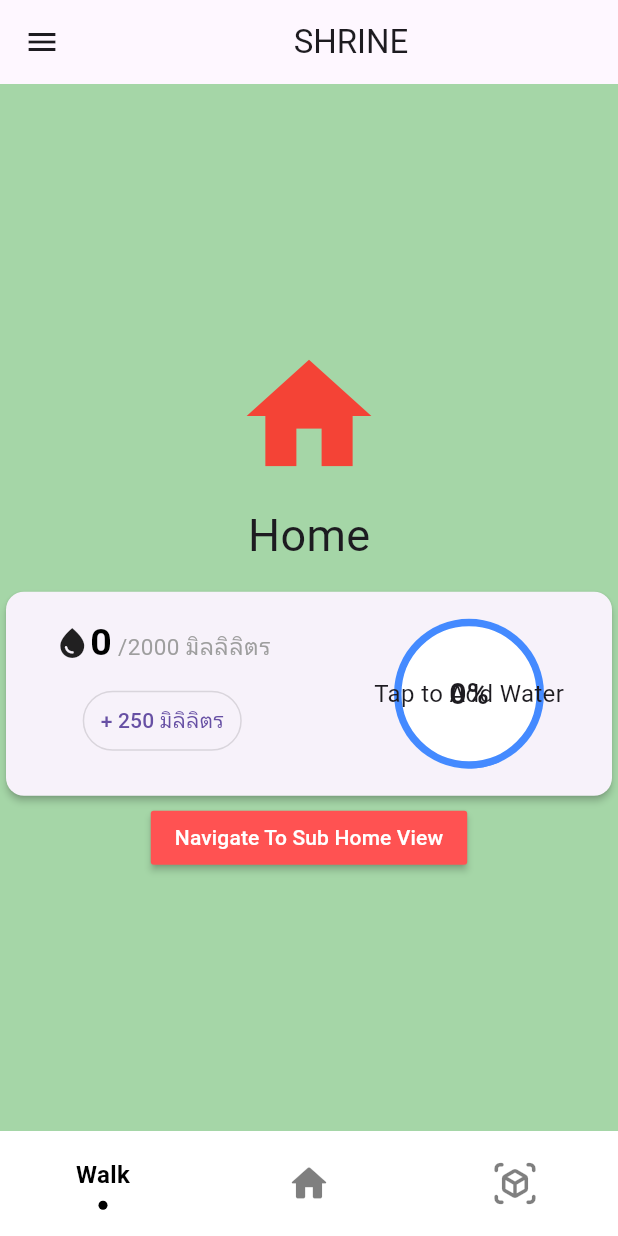
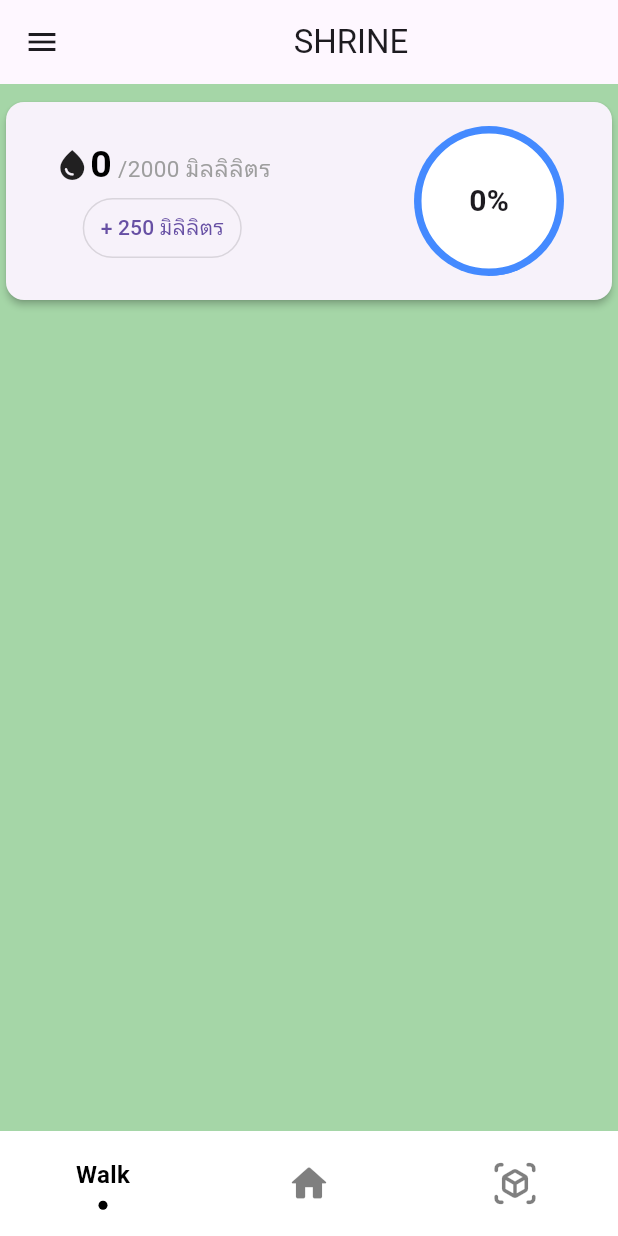
Before and after one commit to KENTHN658/Healthy-Habits, a Flutter app: the screen it shows after launch, on a phone screen of 412 x 824 dp. Run offline on Flutter 3.47's test engine with Material 3 defaults, Android fonts, the phone set to English and light mode, and no system bars; drawn by our look-alikes of sliding_clipped_nav_bar; our stand-ins replace go_router, liquid_progress_indicator_v2.

Commit message:
update ui

```diff
--- a/lib/views/home/home_view.dart
+++ b/lib/views/home/home_view.dart
@@ -1,6 +1,4 @@
 import 'package:flutter/material.dart';
-import 'package:go_router/go_router.dart';
-import 'dart:async';
 
 import 'package:liquid_progress_indicator_v2/liquid_progress_indicator.dart';
 
@@ -21,34 +19,12 @@ class _HomeViewState extends State<HomeView> {
           width: double.infinity,
           height: double.infinity,
           child: Column(
-            mainAxisAlignment: MainAxisAlignment.center,
+            mainAxisAlignment: MainAxisAlignment.start,
             children: [
-              const Icon(
-                Icons.home,
-                color: Colors.red,
-                size: 100,
-              ),
               const SizedBox(
                 height: 8,
               ),
-              const Text(
-                "Home",
-                style: TextStyle(fontSize: 30),
-              ),
-              const SizedBox(
-                height: 12,
-              ),
-              CardExample(),
-              MaterialButton(
-                color: Colors.redAccent,
-                onPressed: () {
-                  Navigator.pushNamed(context, "subHome");
-                },
-                child: const Text(
-                  "Navigate To Sub Home View",
-                  style: TextStyle(color: Colors.white),
-                ),
-              ),
+              CardWater(),
             ],
           ),
         ),
@@ -57,17 +33,26 @@ class _HomeViewState extends State<HomeView> {
   }
 }
 
-class CardExample extends StatefulWidget {
+class CardWater extends StatefulWidget {
   @override
-  State<CardExample> createState() => _CardExampleState();
+  State<CardWater> createState() => _CardWaterState();
 }
 
-class _CardExampleState extends State<CardExample> {
+class _CardWaterState extends State<CardWater> {
   int _counter = 0;
-
+  double _progress = 0.0;
   void _incrementCounter() {
     setState(() {
       _counter = _counter + 250;
+    });
+  }
+
+  void _updateProgress() {
+    setState(() {
+      _progress += 0.125; // Increase progress when clicked
+      if (_progress > 1.0) {
+        _progress = 1.0; // Set progress to 1.0 when it exceeds 1.0
+      }
     });
   }
 
@@ -108,12 +93,11 @@ class _CardExampleState extends State<CardExample> {
                       ],
                     ),
                   ),
-                  Padding(
-                    padding: const EdgeInsets.all(10.0),
-                    child: TextButton(
+                  TextButton(
                     child: const Text('+ 250 มิลิลิตร'),
                     onPressed: () {
                       _incrementCounter();
+                      _updateProgress();
                     },
                     style: ButtonStyle(
                       shape: MaterialStateProperty.all<RoundedRectangleBorder>(
@@ -123,40 +107,11 @@ class _CardExampleState extends State<CardExample> {
                       ),
                     ),
                   ),
-                  ),
                 ],
               ),
-              WaterClickAnimation(), // รูปดาวที่เพิ่มเข้ามา
-            ],
-          ),
-        ),
-      ),
-    );
-  }
-}
-
-class WaterClickAnimation extends StatefulWidget {
-  @override
-  _WaterClickAnimationState createState() => _WaterClickAnimationState();
-}
-
-class _WaterClickAnimationState extends State<WaterClickAnimation> {
-  double _progress = 0.0;
-
-  void _updateProgress() {
-    setState(() {
-      _progress += 0.1; // Increase progress when clicked
-      if (_progress > 1.0) {
-        _progress = 1.0; // Set progress to 1.0 when it exceeds 1.0
-      }
-    });
-  }
-
-  @override
-  Widget build(BuildContext context) {
-    return Center(
-      child: GestureDetector(
-        onTap: _updateProgress,
+              Column(
+                children: [
+                  GestureDetector(
                     child: Stack(
                       alignment: Alignment.center,
                       children: [
@@ -168,19 +123,23 @@ class _WaterClickAnimationState extends State<WaterClickAnimation> {
                                 _progress, // Use the progress value to determine the water level
                             borderColor: Colors.blueAccent,
                             borderWidth: 5.0,
-                valueColor: AlwaysStoppedAnimation<Color>(Colors.blueAccent),
+                            valueColor: AlwaysStoppedAnimation<Color>(
+                                Colors.blueAccent),
                             center: Text(
                               "${(_progress * 100).toStringAsFixed(0)}%",
-                  style: TextStyle(fontSize: 20, fontWeight: FontWeight.bold),
+                              style: TextStyle(
+                                  fontSize: 20, fontWeight: FontWeight.bold),
                             ),
                             direction: Axis.vertical,
                           ),
                         ),
-            Text(
-              'Tap to Add Water',
-              style: TextStyle(fontSize: 16),
+                      ],
+                    ),
                   ),
                 ],
+              ),
+            ],
+          ),
         ),
       ),
     );
```
Lines whose indentation alone changed are shown as unchanged.
